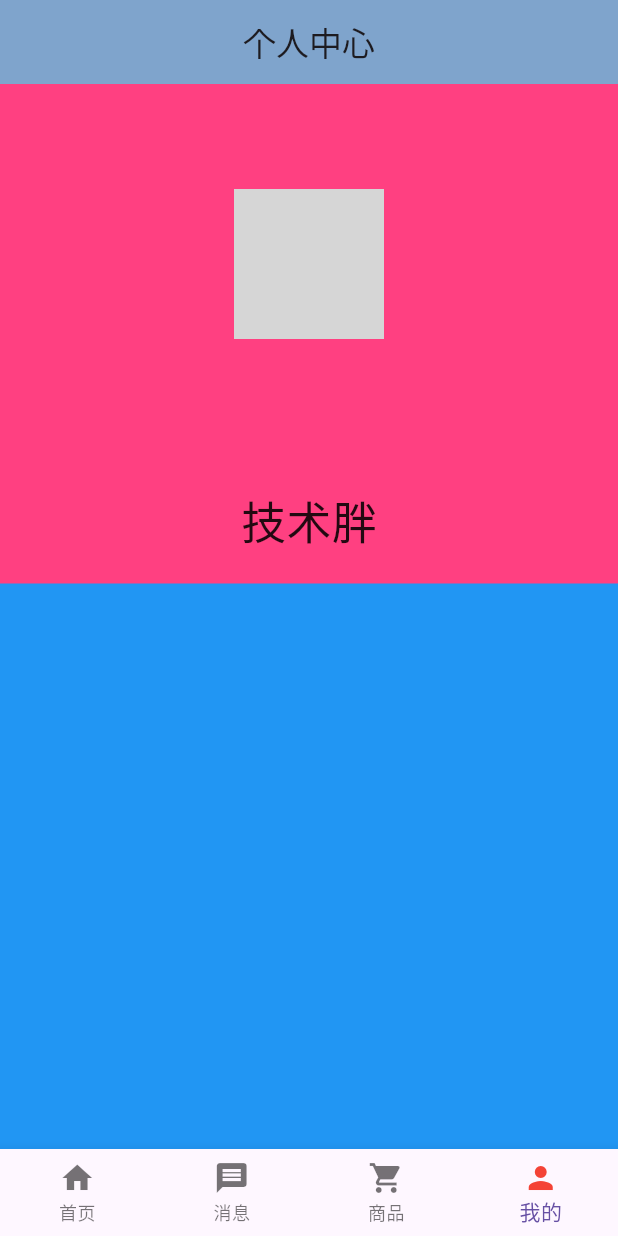
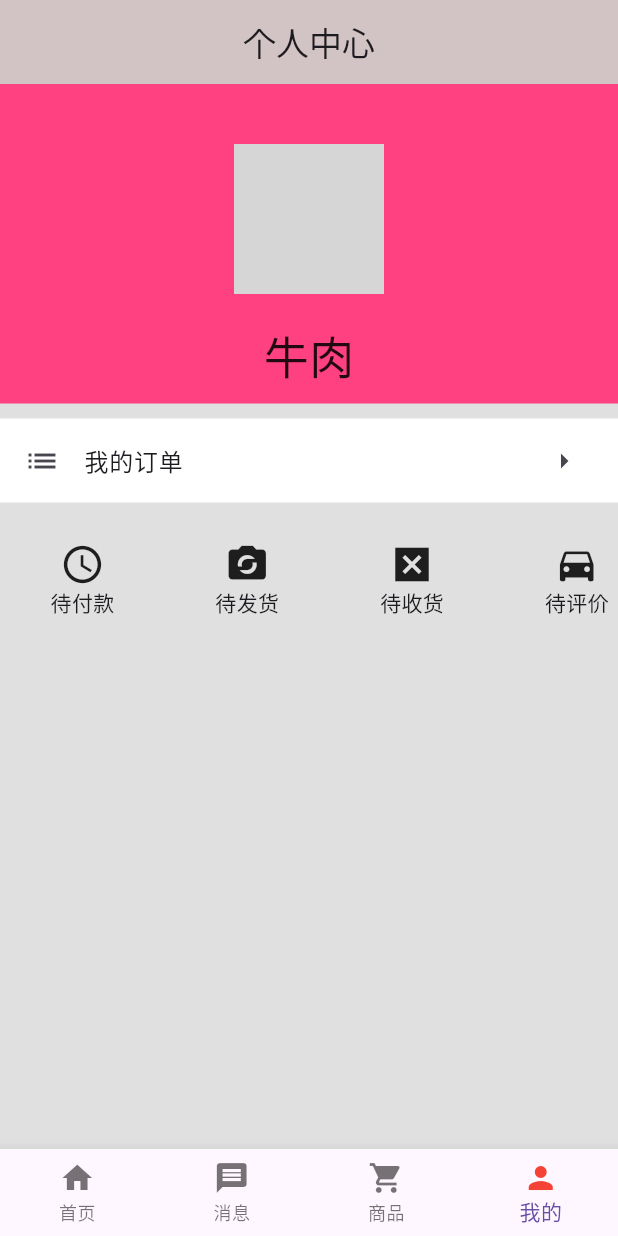
Before and after one commit to jianghu9527/flutter_20240412_Interview, a Flutter app: the mainfragment screen opened directly, item 4 of the bottom bar chosen, on a phone screen of 412 x 824 dp. Run offline on Flutter 3.47's test engine with Material 3 defaults, Android fonts, the phone set to English and light mode, and no system bars; our stand-ins replace dio, flutter_screenutil; missing offline and left inert: dart:html; network calls fail; project files that could hold a hidden picture were left out; grey boxes are pictures that could not be loaded.

Commit message:
修改适配器参数

```diff
--- a/lib/login/login.dart
+++ b/lib/login/login.dart
@@ -13,7 +13,10 @@ class HomeText extends StatelessWidget {
   Widget build(BuildContext context) {
     // ScreenUtil.instance = ScreenUtil(width: 750, height: 1334)..init(context);
     // ScreenUtil.init(context,width: 750, height: 1334);
-    ScreenUtil.init(context);
+    // ScreenUtil.init(context,width:375,height:667);
+// ScreenUtil.init(context,designSize: Size(750,1334),);
+ScreenUtil.init(context,designSize: Size(375,667),);
+
 
     return Container(
       decoration: BoxDecoration(
--- a/lib/main/MemberPage.dart
+++ b/lib/main/MemberPage.dart
@@ -1,3 +1,4 @@
+import 'package:flutter/cupertino.dart';
 import 'package:flutter/material.dart';
 import 'package:flutter/widgets.dart';
 
@@ -6,9 +7,12 @@ import 'package:flutter_screenutil/flutter_screenutil.dart';
 
 
 /**
+ *
  * https://www.bilibili.com/video/BV1eJ411q7V3?p=64&vd_source=83fdbd83d34aa2af54f70627e76de772
+ * 个人中心
+ * https://www.bilibili.com/video/BV1eJ411q7V3/?p=65&spm_id_from=pageDriver&vd_source=83fdbd83d34aa2af54f70627e76de772
+ * 订单区域布局
  *
- * 个人中心
  */
 class MemberPage extends StatefulWidget {
   const MemberPage({super.key});
@@ -30,7 +34,7 @@ class _MemberPageState extends State<MemberPage> {
               leading: null,
               backgroundColor: Color.fromARGB(144, 199, 174, 174),
             ),
-            backgroundColor: Colors.blue,
+            backgroundColor: Colors.grey.shade300,
             body:
                 // Center(
                 //   child: Container(
@@ -42,7 +46,9 @@ class _MemberPageState extends State<MemberPage> {
                 ListView(
               children: <Widget>[
 
-                 _topHead(),
+                  _topHead(),
+                  _orderTitle(),
+                  _orderType(),
               ],
             )));
     //   return Container(
@@ -54,14 +60,14 @@ class _MemberPageState extends State<MemberPage> {
   Widget _topHead() {
     return Container(
         width: MediaQuery.of(context).size.width,
-        padding: EdgeInsets.all(20),
+        padding: EdgeInsets.all(10),
         color: Colors.pinkAccent,
         child: Center(
        child: Column(
 
         children: <Widget>[
           Container(
-              margin: EdgeInsets.only(top: 50.0),
+              margin: EdgeInsets.only(top: 30.0),
               child: ClipOval(
                 // backgroundImage: NetworkImage(
                 //     // "https://avatars.githubusercontent.com/u/1044392?v=4"
@@ -78,8 +84,8 @@ class _MemberPageState extends State<MemberPage> {
 
 
         Container(
-          margin: EdgeInsets.only(top:100),
-          child: Text("技术胖",style: TextStyle(fontSize: 30,color: Colors.black87),
+          margin: EdgeInsets.only(top:20),
+          child: Text("牛肉",style: TextStyle(fontSize: 30,color: Colors.black87),
           ),
           ),
 
@@ -90,4 +96,102 @@ class _MemberPageState extends State<MemberPage> {
   ),
         );
   }
+
+//我的订单标题
+  Widget _orderTitle(){
+
+ return Container(
+  margin: EdgeInsets.only(top: 10),
+  decoration: BoxDecoration(
+    color: Colors.white,
+    border: Border(bottom: BorderSide(width: 1,color: Colors.black12))
+  ),
+  child: ListTile(
+    leading: Icon(Icons.list),
+    title: Text("我的订单"),
+    trailing: Icon(Icons.arrow_right),
+  ),
+ );
+  }
+
+
+
+ Widget _orderType() {
+
+return Container(
+margin: EdgeInsets.only(top:5),
+width: ScreenUtil().setWidth(750),
+
+height:ScreenUtil().setHeight(150),
+padding: EdgeInsets.only(top:20),
+
+child: ListView(
+  scrollDirection: Axis.horizontal,
+  children:<Widget> [
+    Container(
+      width: ScreenUtil().setWidth(100),
+      child: Column(
+        children: <Widget>[
+          Icon(Icons.query_builder,
+             size:30,
+             ),
+             Text("待付款")
+
+        ],
+      ),
+    ),
+//---------------------------------------------------
+    Container(
+      width: ScreenUtil().setWidth(100),
+      child: Column(
+        children: <Widget>[
+          Icon(Icons.party_mode,
+             size:30,
+             ),
+             Text("待发货")
+
+        ],
+      ),
+    ),
+
+//---------------------------------------------------
+    Container(
+      width: ScreenUtil().setWidth(100),
+      child: Column(
+        children: <Widget>[
+          Icon(Icons.disabled_by_default,
+             size:30,
+             ),
+             Text("待收货")
+
+        ],
+      ),
+    ),
+//---------------------------------------------------
+
+
+    Container(
+      width: ScreenUtil().setWidth(100),
+      child: Column(
+        children: <Widget>[
+          Icon(Icons.directions_car,
+             size:30,
+             ),
+             Text("待评价")
+
+        ],
+      ),
+    ),
+
+
+
+
+  ],
+
+),
+
+
+
+);
+  }
 }
```
